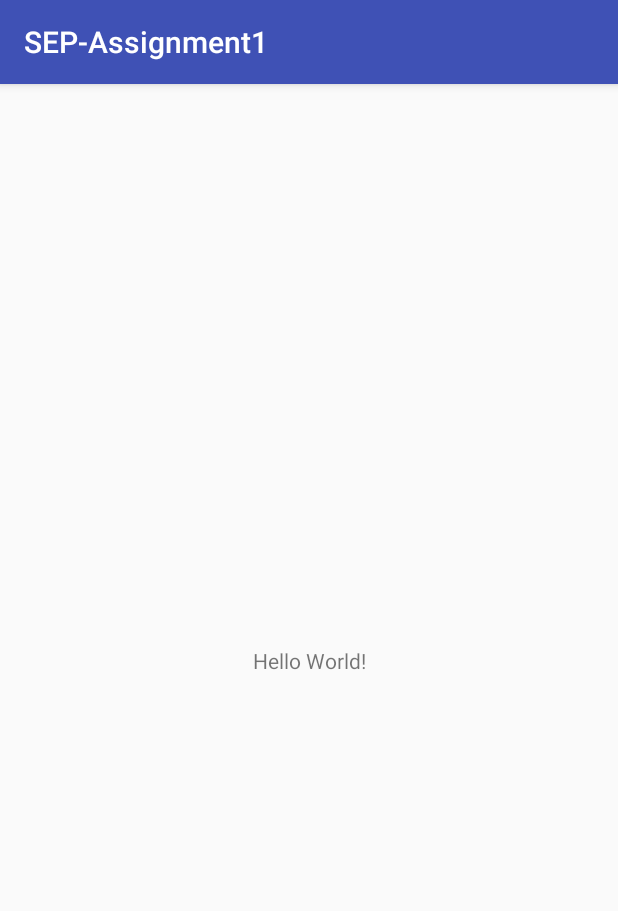
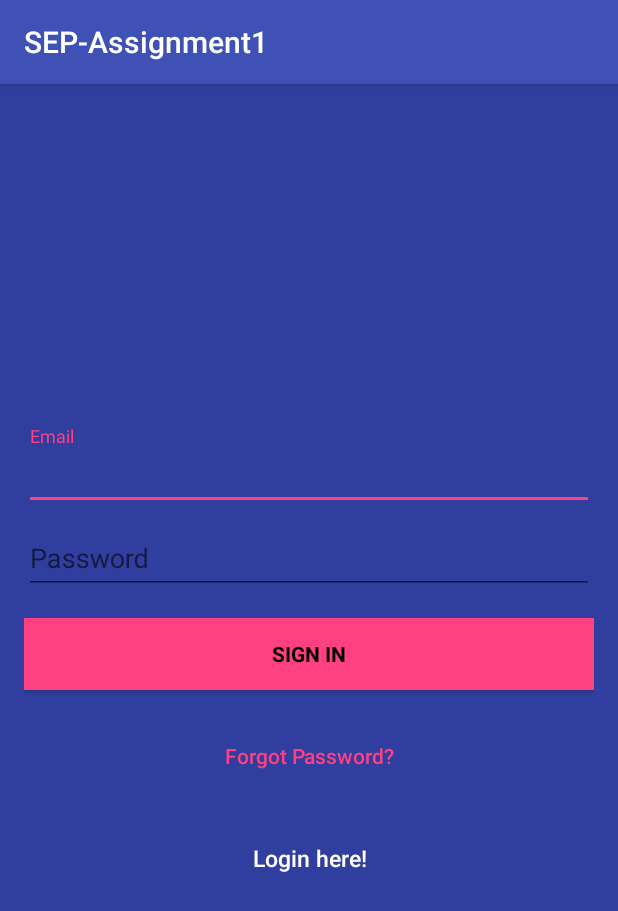
Before and after one commit to rnaahs/SEP-FoodDeliverySystem, an Android app: the screen it shows after launch (MainActivity before the commit, SignupActivity after it), on a phone screen of 412 x 824 dp. Shown: the top 911 px of the screen. Run offline under Robolectric (Android 15) with nearby library versions, the phone set to English and light mode, and no system bars; our stand-ins replace Firebase (no records; nobody signed in at launch, a user with empty details on screens opened directly).

Commit message:
Firebase Auth has been set up successfully

```diff
--- a/app/build.gradle
+++ b/app/build.gradle
@@ -22,7 +22,12 @@ dependencies {
     implementation fileTree(dir: 'libs', include: ['*.jar'])
     implementation 'com.android.support:appcompat-v7:27.1.1'
     implementation 'com.android.support.constraint:constraint-layout:1.1.2'
+
+    implementation 'com.android.support:design:27.1.1'
     testImplementation 'junit:junit:4.12'
     androidTestImplementation 'com.android.support.test:runner:1.0.2'
     androidTestImplementation 'com.android.support.test.espresso:espresso-core:3.0.2'
+    implementation 'com.google.firebase:firebase-core:16.0.1'
+    implementation 'com.google.firebase:firebase-auth:16.0.3'
 }
+apply plugin: 'com.google.gms.google-services'
--- /dev/null
+++ b/app/src/main/java/com/sep/assignment1/SignupActivity.java
@@ -0,0 +1,126 @@
+package com.sep.assignment1;
+
+import android.content.Intent;
+import android.support.annotation.NonNull;
+import android.support.v4.app.ActivityCompat;
+import android.support.v7.app.AppCompatActivity;
+import android.os.Bundle;
+import android.text.TextUtils;
+import android.view.View;
+import android.widget.Button;
+import android.widget.EditText;
+import android.widget.ProgressBar;
+import android.widget.Toast;
+
+import com.google.android.gms.tasks.OnCompleteListener;
+import com.google.android.gms.tasks.Task;
+import com.google.firebase.auth.AuthResult;
+import com.google.firebase.auth.FirebaseAuth;
+
+public class SignupActivity extends AppCompatActivity {
+
+    private EditText mInputEmail, mInputPassword;
+    private Button mBtnSignIn, mBtnSignUp, mBtnResetPassword;
+    private ProgressBar mProgressBar;
+    private FirebaseAuth mAuth;
+
+    @Override
+    protected void onCreate(Bundle savedInstanceState) {
+        super.onCreate(savedInstanceState);
+        setContentView(R.layout.activity_signup);
+
+        //Get Firebase mAuth instance
+        mAuth = FirebaseAuth.getInstance();
+
+        if (mAuth.getCurrentUser() != null) {
+            startActivity(new Intent(SignupActivity.this, MainActivity.class));
+            finish();
+        }
+
+
+        mBtnSignIn = (Button) findViewById(R.id.sign_in_button);
+        mBtnSignUp = (Button) findViewById(R.id.sign_up_button);
+        mInputEmail = (EditText) findViewById(R.id.email);
+        mInputPassword = (EditText) findViewById(R.id.password);
+        mProgressBar = (ProgressBar) findViewById(R.id.progressBar);
+        mBtnResetPassword = (Button) findViewById(R.id.btn_reset_password);
+
+        /*mBtnResetPassword.setOnClickListener(new View.OnClickListener() {
+            @Override
+            public void onClick(View v) {
+                startActivity(new Intent(SignupActivity.this, ResetPasswordActivity.class));
+            }
+        });
+
+        mBtnSignIn.setOnClickListener(new View.OnClickListener() {
+            @Override
+            public void onClick(View v) {
+                startActivity(new Intent(SignupActivity.this, LoginActivity.class));
+            }
+        });*/
+
+        mBtnSignUp.setOnClickListener(new View.OnClickListener() {
+            @Override
+            public void onClick(View v) {
+
+                String email = mInputEmail.getText().toString().trim();
+                String password = mInputPassword.getText().toString().trim();
+
+                if (TextUtils.isEmpty(email)) {
+                    Toast.makeText(getApplicationContext(), getResources().getString(R.string.EmailEmpty), Toast.LENGTH_SHORT).show();
+                    return;
+                }
+
+                if (TextUtils.isEmpty(password)) {
+                    Toast.makeText(getApplicationContext(), getResources().getString(R.string.PasswordEmpty), Toast.LENGTH_SHORT).show();
+                    return;
+                }
+
+                if (password.length() < 6) {
+                    Toast.makeText(getApplicationContext(), getResources().getString(R.string.PasswordEmpty), Toast.LENGTH_SHORT).show();
+                    return;
+                }
+
+                mProgressBar.setVisibility(View.VISIBLE);
+                //create user
+
+                mAuth.createUserWithEmailAndPassword(email, password)
+                        .addOnCompleteListener(SignupActivity.this, new OnCompleteListener<AuthResult>() {
+                            @Override
+                            public void onComplete(@NonNull Task<AuthResult> task) {
+                                Toast.makeText(SignupActivity.this, getResources().getString(R.string.signupSuccess), Toast.LENGTH_SHORT).show();
+                                mProgressBar.setVisibility(View.GONE);
+                                // If sign in fails, display a message to the user. If sign in succeeds
+                                // the mAuth state listener will be notified and logic to handle the
+                                // signed in user can be handled in the listener.
+                                if (!task.isSuccessful()) {
+                                    Toast.makeText(SignupActivity.this, getResources().getString(R.string.signupFail),
+                                            Toast.LENGTH_SHORT).show();
+                                } else {
+                                    startActivity(new Intent(SignupActivity.this, MainActivity.class));
+                                    SignupActivity.this.finish();
+                                    ActivityCompat.finishAffinity(SignupActivity.this);
+                                }
+                            }
+                        });
+
+            }
+        });
+    }
+
+    @Override
+    protected void onResume() {
+        super.onResume();
+        mProgressBar.setVisibility(View.GONE);
+    }
+
+    @Override
+    protected void onStart() {
+        super.onStart();
+    }
+
+    @Override
+    protected void onStop() {
+        super.onStop();
+    }
+}
--- /dev/null
+++ b/app/src/main/res/layout/activity_signup.xml
@@ -0,0 +1,95 @@
+<?xml version="1.0" encoding="utf-8"?>
+<android.support.constraint.ConstraintLayout xmlns:android="http://schemas.android.com/apk/res/android"
+    xmlns:app="http://schemas.android.com/apk/res-auto"
+    xmlns:tools="http://schemas.android.com/tools"
+    android:layout_width="match_parent"
+    android:layout_height="match_parent"
+    tools:context=".SignupActivity">
+
+    <LinearLayout
+        android:layout_width="fill_parent"
+        android:layout_height="fill_parent"
+        android:background="@color/colorPrimaryDark"
+        android:gravity="center"
+        android:orientation="vertical"
+        android:padding="@dimen/activity_horizontal_margin">
+
+
+        <android.support.design.widget.TextInputLayout
+            android:layout_width="match_parent"
+            android:layout_height="wrap_content">
+
+            <EditText
+                android:id="@+id/email"
+                android:layout_width="match_parent"
+                android:layout_height="wrap_content"
+                android:hint="@string/email"
+                android:inputType="textEmailAddress"
+                android:maxLines="1"
+                android:singleLine="true"
+                android:textColor="@android:color/white" />
+
+        </android.support.design.widget.TextInputLayout>
+
+        <android.support.design.widget.TextInputLayout
+            android:layout_width="match_parent"
+            android:layout_height="wrap_content">
+
+            <EditText
+                android:id="@+id/password"
+                android:layout_width="match_parent"
+                android:layout_height="wrap_content"
+                android:focusableInTouchMode="true"
+                android:hint="@string/password"
+                android:imeOptions="actionUnspecified"
+                android:inputType="textPassword"
+                android:maxLines="1"
+                android:singleLine="true"
+                android:textColor="@android:color/white" />
+
+        </android.support.design.widget.TextInputLayout>
+
+        <Button
+            android:id="@+id/sign_up_button"
+            style="?android:textAppearanceSmall"
+            android:layout_width="match_parent"
+            android:layout_height="wrap_content"
+            android:layout_marginTop="16dp"
+            android:background="@color/colorAccent"
+            android:text="@string/action_sign_in_short"
+            android:textColor="@android:color/black"
+            android:textStyle="bold" />
+
+        <Button
+            android:id="@+id/btn_reset_password"
+            android:layout_width="fill_parent"
+            android:layout_height="wrap_content"
+            android:layout_marginTop="20dip"
+            android:background="@null"
+            android:text="@string/btn_forgot_password"
+            android:textAllCaps="false"
+            android:textColor="@color/colorAccent" />
+
+        <!-- Link to Login Screen -->
+
+        <Button
+            android:id="@+id/sign_in_button"
+            android:layout_width="fill_parent"
+            android:layout_height="wrap_content"
+            android:layout_marginTop="20dip"
+            android:background="@null"
+            android:text="@string/btn_link_to_login"
+            android:textAllCaps="false"
+            android:textColor="@color/white"
+            android:textSize="15dp" />
+    </LinearLayout>
+
+    <ProgressBar
+        android:id="@+id/progressBar"
+        android:layout_width="30dp"
+        android:layout_height="30dp"
+        android:layout_gravity="center|bottom"
+        android:layout_marginBottom="20dp"
+        android:visibility="gone" />
+
+</android.support.constraint.ConstraintLayout>
--- a/app/src/main/res/values/colors.xml
+++ b/app/src/main/res/values/colors.xml
@@ -3,4 +3,5 @@
     <color name="colorPrimary">#3F51B5</color>
     <color name="colorPrimaryDark">#303F9F</color>
     <color name="colorAccent">#FF4081</color>
+    <color name="white">#ffffff</color>
 </resources>
--- /dev/null
+++ b/app/src/main/res/values/dimens.xml
@@ -0,0 +1,5 @@
+<resources>
+    <!-- Default screen margins, per the Android Design guidelines. -->
+    <dimen name="activity_horizontal_margin">16dp</dimen>
+    <dimen name="activity_vertical_margin">16dp</dimen>
+</resources>
--- a/app/src/main/res/values/strings.xml
+++ b/app/src/main/res/values/strings.xml
@@ -1,3 +1,32 @@
 <resources>
     <string name="app_name">SEP-Assignment1</string>
+    <string name="title_activity_signup">Sign up</string>
+
+    <!-- Strings related to login -->
+    <string name="prompt_email">Email</string>
+    <string name="prompt_password">Password (optional)</string>
+    <string name="action_sign_up">Sign up</string>
+    <string name="action_sign_in_short">Sign in</string>
+    <string name="error_invalid_email">This email address is invalid</string>
+    <string name="error_invalid_password">This password is too short</string>
+    <string name="error_incorrect_password">This password is incorrect</string>
+    <string name="error_field_required">This field is required</string>
+    <string name="email">Email</string>
+    <string name="password">Password</string>
+
+    <string name="btn_forgot_password">Forgot Password?</string>
+    <string name="btn_link_to_login">Login here!</string>
+    <string name="signupSuccess">Sigped up successfully</string>
+    <string name="signupFail">Authentication failed.</string>
+    <string name="FailRead">Failed to read data</string>
+    <string name="tripChange">Data is changed</string>
+    <string name="tripNull">Trip is null</string>
+    <string name="NoticeDialogFragment">NoticeDialogFragment</string>
+    <string name="EmailEmpty">Enter email address!</string>
+    <string name="PasswordEmpty">Enter password!</string>
+    <string name="PasswordFormat">Password too short, enter minimum 6 characters!</string>
+
+    <string name="permission_rationale">"Contacts permissions are needed for providing email
+        completions."
+    </string>
 </resources>
--- a/build.gradle
+++ b/build.gradle
@@ -8,6 +8,7 @@ buildscript {
     }
     dependencies {
         classpath 'com.android.tools.build:gradle:3.1.3'
+        classpath 'com.google.gms:google-services:4.0.0'
 
 
         // NOTE: Do not place your application dependencies here; they belong
```
Also changed, not shown: app/src/main/AndroidManifest.xml (+12 -0 lines), app/src/main/java/com/sep/assignment1/LoginActivity.java (added, +13 -0 lines), app/src/main/res/layout/activity_login.xml (added, +9 -0 lines).
